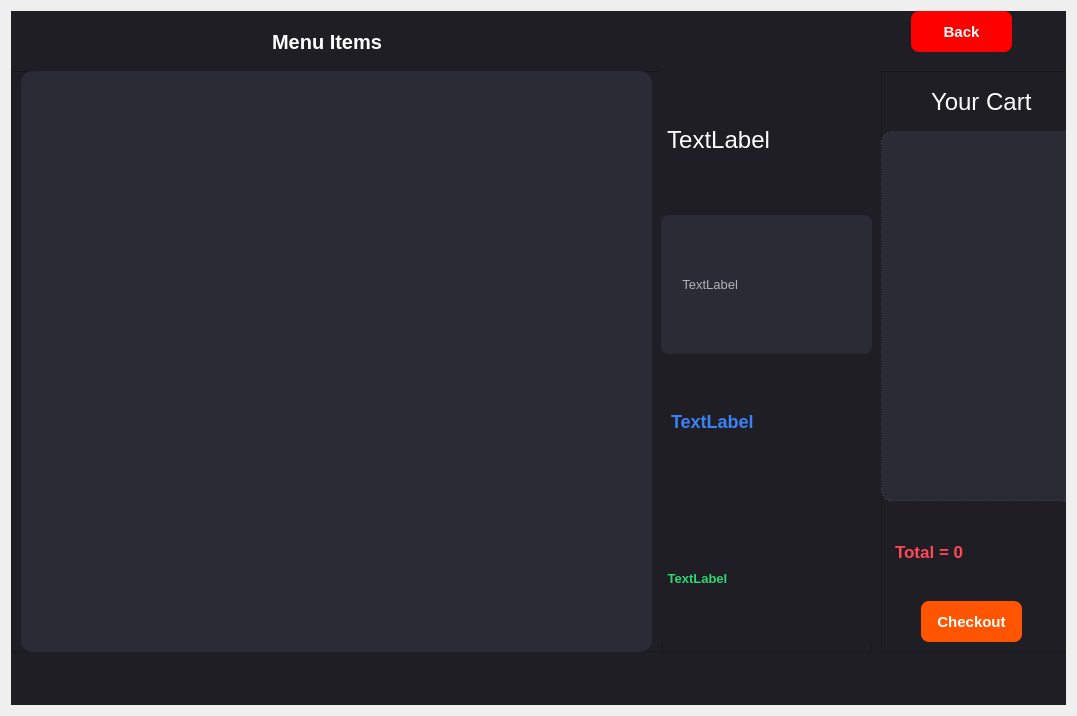
First picture: the form in main/gui/customerwindow.ui, repository HamidrezaNadafian/Restaurant-Management-System, before the edit.
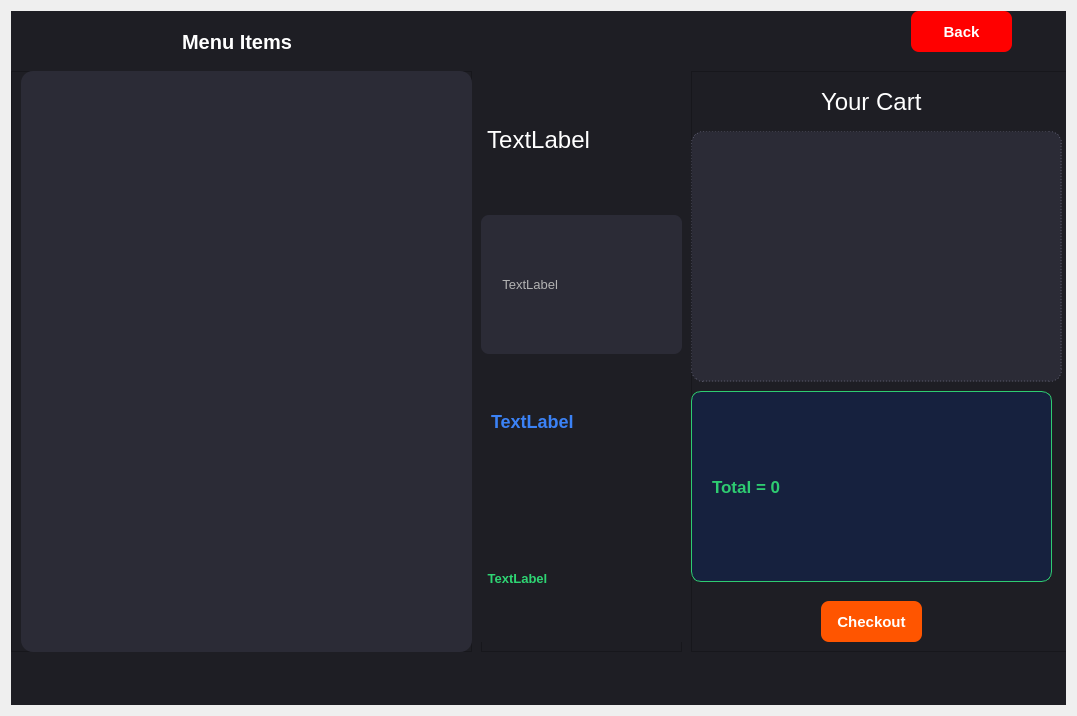
Second picture: the form after the edit.

Diff of the .ui file:
```diff
--- a/main/gui/customerwindow.ui
+++ b/main/gui/customerwindow.ui
@@ -74,9 +74,16 @@
     border-radius: 6px;
     margin-bottom: 5px;
 }
-#lblTotalPrice { font-size: 17px; font-weight: bold; color: #ff4757; padding: 15px 0; }
 
-
+#lblTotalPrice {
+    background-color: #16213e;
+    color: #2ecc71;
+    border-radius: 10px;
+    padding: 8px 16px;
+    font-size: 17px;
+    font-weight: bold;
+    border: 1px solid #2ecc71;
+}
 QPushButton#btnBack {
     background-color: #ff4757;
     color: white;
@@ -561,7 +568,7 @@
         <rect>
          <x>0</x>
          <y>60</y>
-         <width>651</width>
+         <width>461</width>
          <height>581</height>
         </rect>
        </property>
@@ -576,7 +583,7 @@
          <rect>
           <x>10</x>
           <y>0</y>
-          <width>631</width>
+          <width>451</width>
           <height>581</height>
          </rect>
         </property>
@@ -597,9 +604,9 @@
       <widget class="QFrame" name="frameMiddleDetails">
        <property name="geometry">
         <rect>
-         <x>650</x>
+         <x>470</x>
          <y>60</y>
-         <width>211</width>
+         <width>201</width>
          <height>581</height>
         </rect>
        </property>
@@ -614,7 +621,7 @@
          <rect>
           <x>0</x>
           <y>0</y>
-          <width>211</width>
+          <width>201</width>
           <height>571</height>
          </rect>
         </property>
@@ -656,9 +663,9 @@
       <widget class="QFrame" name="frameRightCart">
        <property name="geometry">
         <rect>
-         <x>870</x>
+         <x>680</x>
          <y>60</y>
-         <width>201</width>
+         <width>391</width>
          <height>581</height>
         </rect>
        </property>
@@ -673,15 +680,15 @@
          <rect>
           <x>0</x>
           <y>60</y>
-          <width>201</width>
-          <height>371</height>
+          <width>371</width>
+          <height>251</height>
          </rect>
         </property>
        </widget>
        <widget class="QLabel" name="label">
         <property name="geometry">
          <rect>
-          <x>50</x>
+          <x>130</x>
           <y>10</y>
           <width>111</width>
           <height>41</height>
@@ -694,10 +701,10 @@
        <widget class="QLabel" name="lblTotalPrice">
         <property name="geometry">
          <rect>
-          <x>10</x>
-          <y>430</y>
-          <width>171</width>
-          <height>101</height>
+          <x>0</x>
+          <y>320</y>
+          <width>361</width>
+          <height>191</height>
          </rect>
         </property>
         <property name="text">
@@ -707,7 +714,7 @@
        <widget class="QPushButton" name="btnCheckout">
         <property name="geometry">
          <rect>
-          <x>40</x>
+          <x>130</x>
           <y>530</y>
           <width>101</width>
           <height>41</height>
@@ -735,7 +742,7 @@
       <widget class="QLabel" name="label_2">
        <property name="geometry">
         <rect>
-         <x>120</x>
+         <x>30</x>
          <y>10</y>
          <width>421</width>
          <height>41</height>
```
